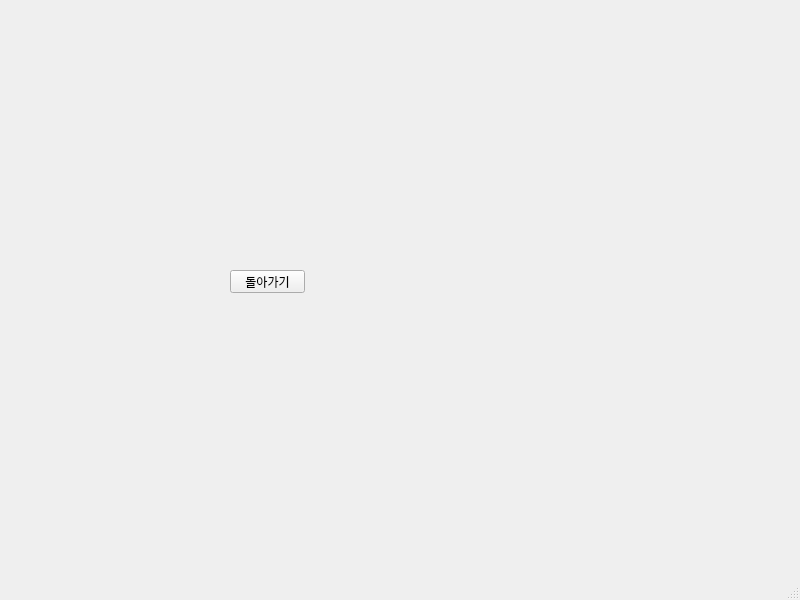
This is ui/main.ui in katimere15/loark_toypjt as Qt 5 draws it before an edit. The edited form follows.
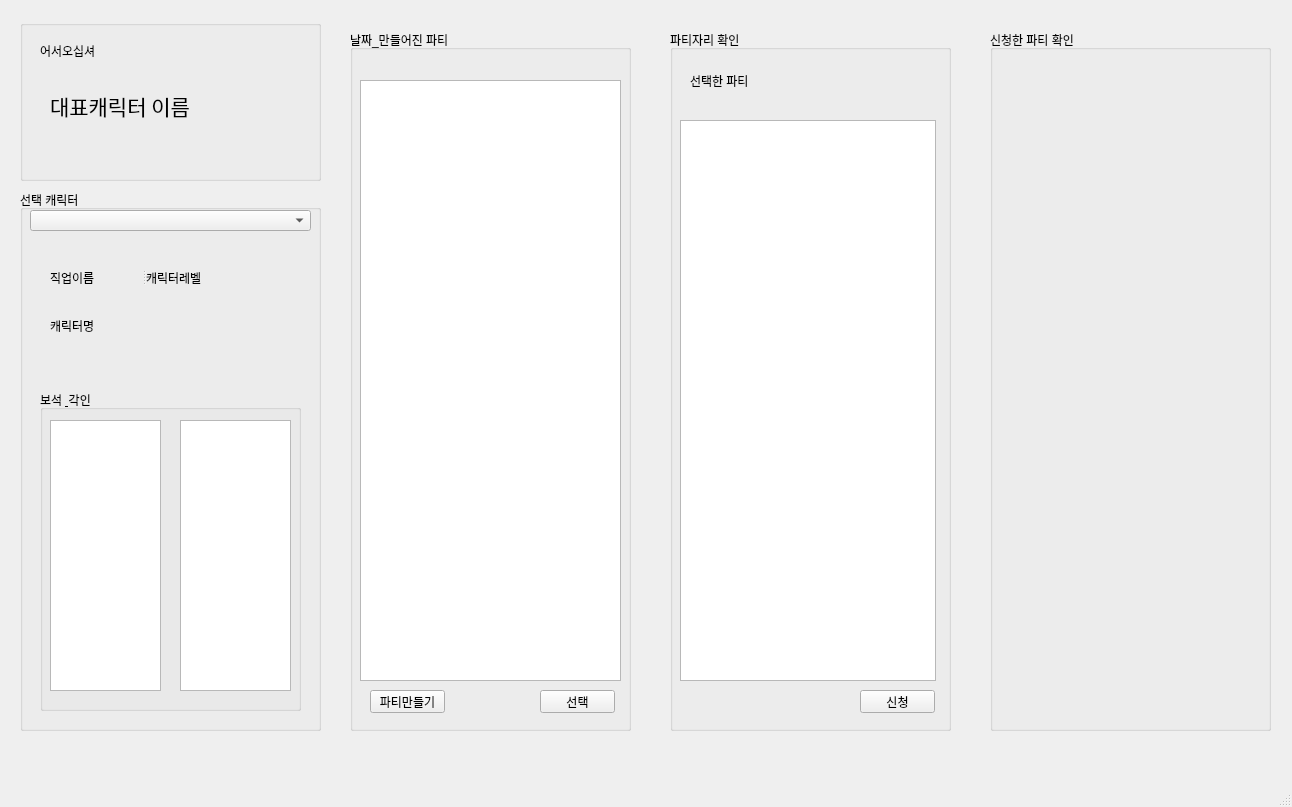
This is the edited form.

```diff
--- a/ui/main.ui
+++ b/ui/main.ui
@@ -6,26 +6,271 @@
    <rect>
     <x>0</x>
     <y>0</y>
-    <width>800</width>
-    <height>600</height>
+    <width>1292</width>
+    <height>807</height>
    </rect>
   </property>
   <property name="windowTitle">
    <string>MainWindow</string>
   </property>
   <widget class="QWidget" name="centralwidget">
-   <widget class="QPushButton" name="goto_loginwindow">
+   <widget class="QGroupBox" name="choice_char_info">
     <property name="geometry">
      <rect>
-      <x>230</x>
-      <y>270</y>
-      <width>75</width>
-      <height>23</height>
+      <x>20</x>
+      <y>190</y>
+      <width>301</width>
+      <height>541</height>
      </rect>
     </property>
-    <property name="text">
-     <string>돌아가기</string>
+    <property name="title">
+     <string>선택 캐릭터</string>
     </property>
+    <widget class="QComboBox" name="char_cho">
+     <property name="geometry">
+      <rect>
+       <x>10</x>
+       <y>20</y>
+       <width>281</width>
+       <height>21</height>
+      </rect>
+     </property>
+    </widget>
+    <widget class="QWidget" name="widget" native="true">
+     <property name="geometry">
+      <rect>
+       <x>20</x>
+       <y>60</y>
+       <width>261</width>
+       <height>131</height>
+      </rect>
+     </property>
+     <widget class="QLabel" name="char_cho_name">
+      <property name="geometry">
+       <rect>
+        <x>10</x>
+        <y>60</y>
+        <width>211</width>
+        <height>31</height>
+       </rect>
+      </property>
+      <property name="text">
+       <string>캐릭터명</string>
+      </property>
+     </widget>
+     <widget class="QSplitter" name="splitter">
+      <property name="geometry">
+       <rect>
+        <x>10</x>
+        <y>20</y>
+        <width>211</width>
+        <height>16</height>
+       </rect>
+      </property>
+      <property name="orientation">
+       <enum>Qt::Horizontal</enum>
+      </property>
+      <widget class="QLabel" name="char_cho_job">
+       <property name="text">
+        <string>직업이름</string>
+       </property>
+      </widget>
+      <widget class="QLabel" name="char_cho_level">
+       <property name="text">
+        <string>캐릭터레벨</string>
+       </property>
+      </widget>
+     </widget>
+    </widget>
+    <widget class="QGroupBox" name="gem_imprint">
+     <property name="geometry">
+      <rect>
+       <x>20</x>
+       <y>200</y>
+       <width>261</width>
+       <height>321</height>
+      </rect>
+     </property>
+     <property name="title">
+      <string>보석 &amp; 각인</string>
+     </property>
+     <widget class="QListWidget" name="gam_info">
+      <property name="geometry">
+       <rect>
+        <x>10</x>
+        <y>30</y>
+        <width>111</width>
+        <height>271</height>
+       </rect>
+      </property>
+     </widget>
+     <widget class="QListWidget" name="imprint_info">
+      <property name="geometry">
+       <rect>
+        <x>140</x>
+        <y>30</y>
+        <width>111</width>
+        <height>271</height>
+       </rect>
+      </property>
+     </widget>
+    </widget>
+   </widget>
+   <widget class="QGroupBox" name="view_party">
+    <property name="geometry">
+     <rect>
+      <x>350</x>
+      <y>30</y>
+      <width>281</width>
+      <height>701</height>
+     </rect>
+    </property>
+    <property name="title">
+     <string>날짜_만들어진 파티</string>
+    </property>
+    <widget class="QListWidget" name="view_party_info">
+     <property name="geometry">
+      <rect>
+       <x>10</x>
+       <y>50</y>
+       <width>261</width>
+       <height>601</height>
+      </rect>
+     </property>
+    </widget>
+    <widget class="QPushButton" name="cho_party_btn">
+     <property name="geometry">
+      <rect>
+       <x>190</x>
+       <y>660</y>
+       <width>75</width>
+       <height>23</height>
+      </rect>
+     </property>
+     <property name="text">
+      <string>선택</string>
+     </property>
+    </widget>
+    <widget class="QPushButton" name="making_party_btn">
+     <property name="geometry">
+      <rect>
+       <x>20</x>
+       <y>660</y>
+       <width>75</width>
+       <height>23</height>
+      </rect>
+     </property>
+     <property name="text">
+      <string>파티만들기</string>
+     </property>
+    </widget>
+   </widget>
+   <widget class="QGroupBox" name="view_partyseat">
+    <property name="geometry">
+     <rect>
+      <x>670</x>
+      <y>30</y>
+      <width>281</width>
+      <height>701</height>
+     </rect>
+    </property>
+    <property name="title">
+     <string>파티자리 확인</string>
+    </property>
+    <widget class="QListWidget" name="view_partyseat_info">
+     <property name="geometry">
+      <rect>
+       <x>10</x>
+       <y>90</y>
+       <width>256</width>
+       <height>561</height>
+      </rect>
+     </property>
+    </widget>
+    <widget class="QLabel" name="cho_party_title">
+     <property name="geometry">
+      <rect>
+       <x>20</x>
+       <y>40</y>
+       <width>241</width>
+       <height>21</height>
+      </rect>
+     </property>
+     <property name="text">
+      <string>선택한 파티</string>
+     </property>
+    </widget>
+    <widget class="QPushButton" name="cho_partyseat_btn">
+     <property name="geometry">
+      <rect>
+       <x>190</x>
+       <y>660</y>
+       <width>75</width>
+       <height>23</height>
+      </rect>
+     </property>
+     <property name="text">
+      <string>신청</string>
+     </property>
+    </widget>
+   </widget>
+   <widget class="QGroupBox" name="my_application">
+    <property name="geometry">
+     <rect>
+      <x>990</x>
+      <y>30</y>
+      <width>281</width>
+      <height>701</height>
+     </rect>
+    </property>
+    <property name="title">
+     <string>신청한 파티 확인</string>
+    </property>
+   </widget>
+   <widget class="QGroupBox" name="logininfo">
+    <property name="geometry">
+     <rect>
+      <x>20</x>
+      <y>20</y>
+      <width>301</width>
+      <height>161</height>
+     </rect>
+    </property>
+    <property name="title">
+     <string/>
+    </property>
+    <widget class="QLabel" name="hello_user">
+     <property name="geometry">
+      <rect>
+       <x>20</x>
+       <y>20</y>
+       <width>91</width>
+       <height>21</height>
+      </rect>
+     </property>
+     <property name="text">
+      <string>어서오십셔</string>
+     </property>
+    </widget>
+    <widget class="QLabel" name="top_char">
+     <property name="geometry">
+      <rect>
+       <x>30</x>
+       <y>60</y>
+       <width>231</width>
+       <height>51</height>
+      </rect>
+     </property>
+     <property name="font">
+      <font>
+       <family>Agency FB</family>
+       <pointsize>16</pointsize>
+      </font>
+     </property>
+     <property name="text">
+      <string>대표캐릭터 이름</string>
+     </property>
+    </widget>
    </widget>
   </widget>
   <widget class="QMenuBar" name="menubar">
```
Left out of the diff: 2 changed lines with no effect on the pictures.
